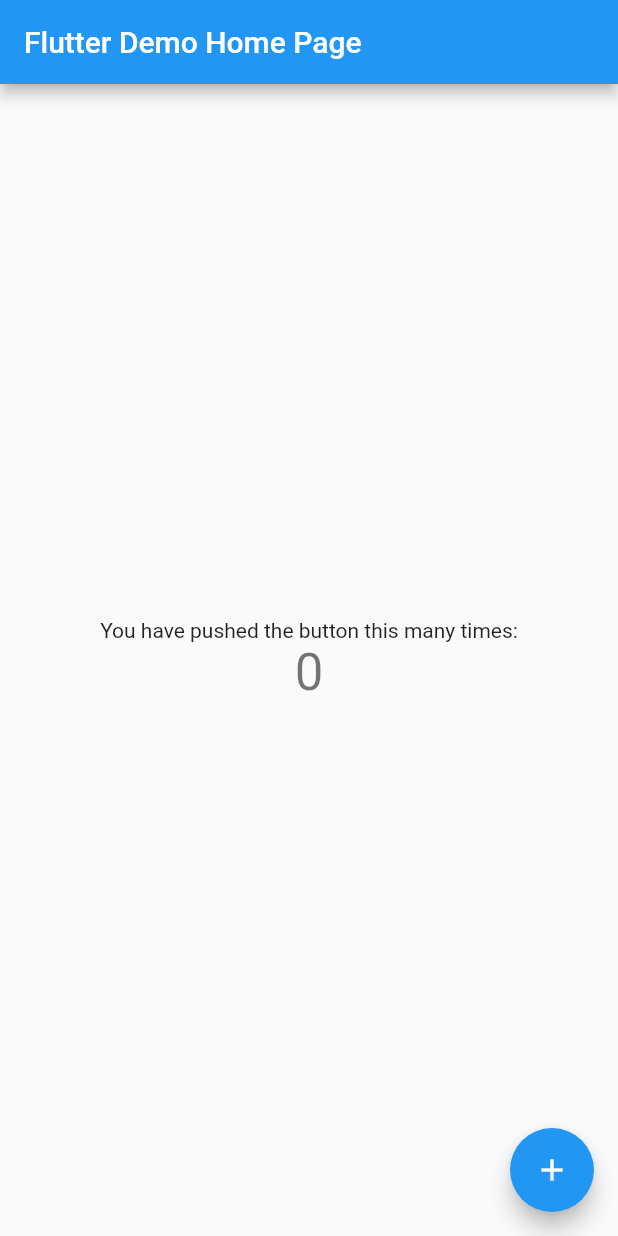
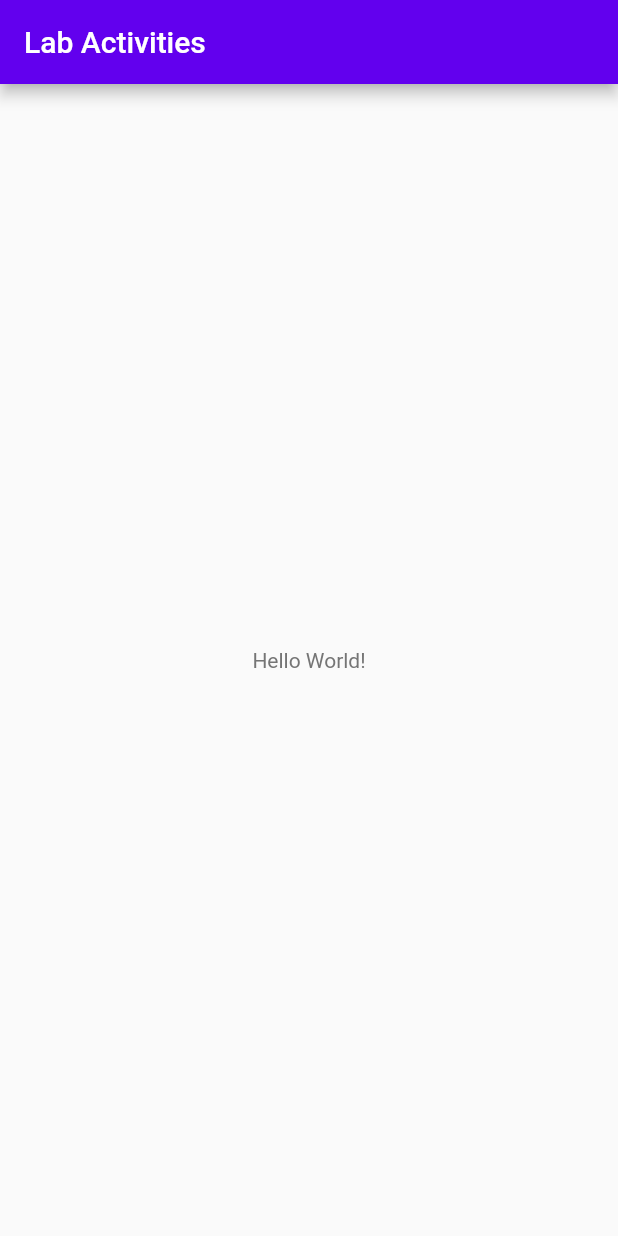
Before and after one commit to roshaniayu/tktpl-lab7-1706026052, a Flutter app: the screen it shows after launch, on a phone screen of 412 x 824 dp. Run offline on Flutter 3.47's test engine with Material 2 defaults, Android fonts, the phone set to English and light mode, and no system bars.

Commit message:
modify hello world app

```diff
--- a/lib/main.dart
+++ b/lib/main.dart
@@ -20,13 +20,14 @@ class MyApp extends StatelessWidget {
         // or simply save your changes to "hot reload" in a Flutter IDE).
         // Notice that the counter didn't reset back to zero; the application
         // is not restarted.
-        primarySwatch: Colors.blue,
+        primaryColor: Color(0xff6200EE),
+        primaryTextTheme: TextTheme(headline6: TextStyle(color: Colors.white)),
         // This makes the visual density adapt to the platform that you run
         // the app on. For desktop platforms, the controls will be smaller and
         // closer together (more dense) than on mobile platforms.
         visualDensity: VisualDensity.adaptivePlatformDensity,
       ),
-      home: MyHomePage(title: 'Flutter Demo Home Page'),
+      home: MyHomePage(title: 'Lab Activities'),
     );
   }
 }
@@ -98,20 +99,12 @@ class _MyHomePageState extends State<MyHomePage> {
           mainAxisAlignment: MainAxisAlignment.center,
           children: <Widget>[
             Text(
-              'You have pushed the button this many times:',
-            ),
-            Text(
-              '$_counter',
-              style: Theme.of(context).textTheme.headline4,
+              'Hello World!',
+              style: TextStyle(color: Color(0xff757575)),
             ),
           ],
         ),
       ),
-      floatingActionButton: FloatingActionButton(
-        onPressed: _incrementCounter,
-        tooltip: 'Increment',
-        child: Icon(Icons.add),
-      ), // This trailing comma makes auto-formatting nicer for build methods.
     );
   }
 }
```
Also changed, not shown: 1 other file.
